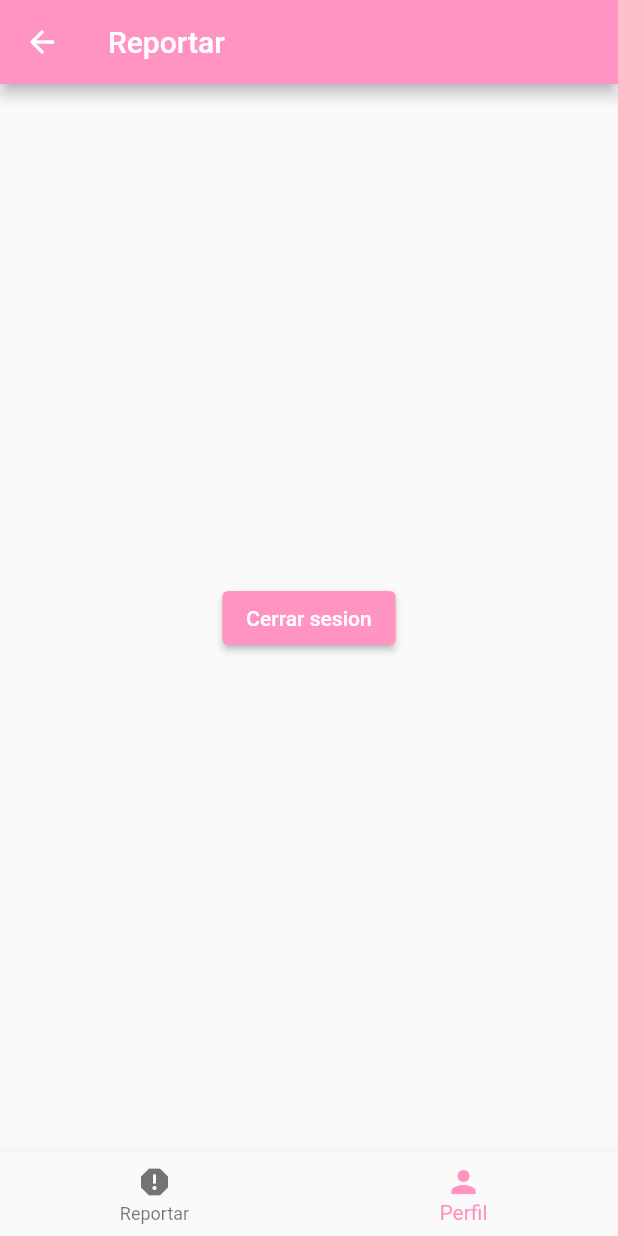
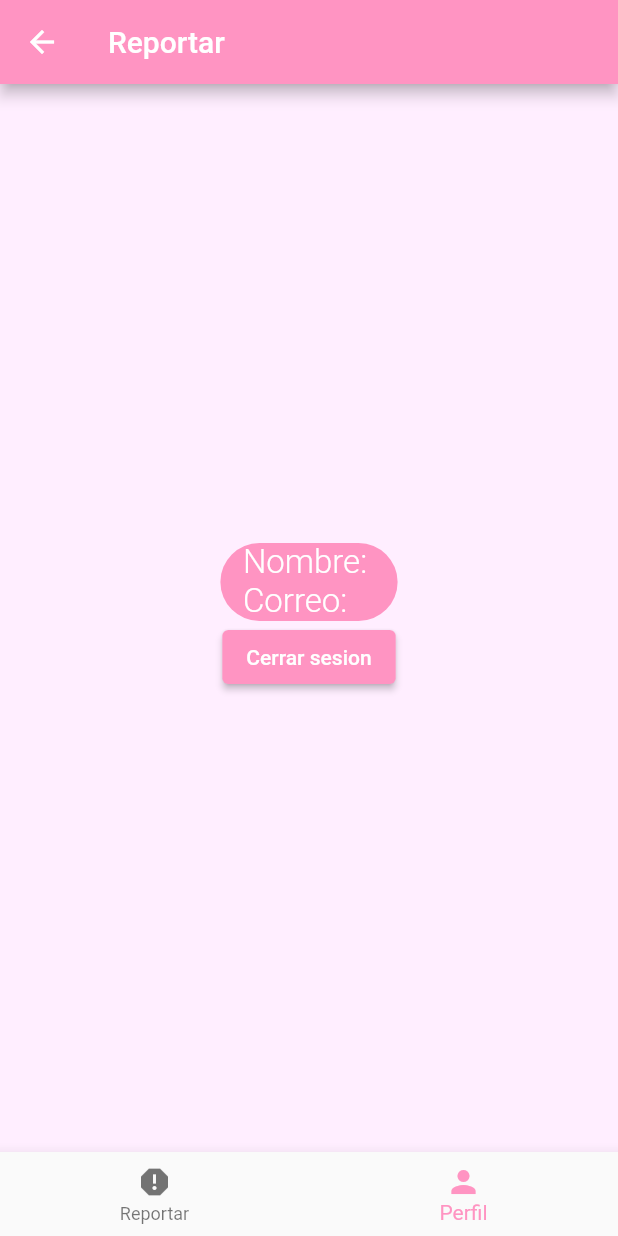
Before and after one commit to david0ql/pqr-dondejames, a Flutter app: the HomeScreen screen opened by its route, item 2 of the bottom bar chosen, on a phone screen of 412 x 824 dp. Run offline on Flutter 3.47's test engine with Material 2 defaults, Android fonts, the phone set to English and light mode, and no system bars; our stand-ins replace flutter_secure_storage, lottie; accounts and stored records are empty.

Commit message:
cards & storage

```diff
--- a/lib/src/routes/routes.dart
+++ b/lib/src/routes/routes.dart
@@ -6,6 +6,7 @@ class MyRoutes {
     'splash': (p0) => const SplashScreen(),
     'home': (p0) => const HomeScreen(),
     'login': (p0) => const LoginScreen(),
-    'register': (p0) => const RegisterScreen()
+    'register': (p0) => const RegisterScreen(),
+    'reportes': (p0) => const ReportesScreen()
   };
 }
--- a/lib/src/screens/core/profile_tab.dart
+++ b/lib/src/screens/core/profile_tab.dart
@@ -1,22 +1,80 @@
 // ignore_for_file: use_build_context_synchronously
 
 import 'package:flutter/material.dart';
+import 'package:pqr_sistema/src/theme/theme.dart';
 
 import '../../secure/secure_storage.dart';
 
-class ProfileTab extends StatelessWidget {
+class ProfileTab extends StatefulWidget {
   const ProfileTab({super.key});
 
   @override
+  State<ProfileTab> createState() => _ProfileTabState();
+}
+
+class _ProfileTabState extends State<ProfileTab> {
+  late String _nombre = "";
+  late String _correo = "";
+  @override
   Widget build(BuildContext context) {
     return Center(
-      child: ElevatedButton(
-        child: const Text("Cerrar sesion"),
-        onPressed: () async {
-          await SecureStorage.delete("correo");
-          Navigator.pushReplacementNamed(context, 'login');
-        },
+      child: Column(
+        mainAxisAlignment: MainAxisAlignment.center,
+        children: [
+          FutureBuilder(
+            future: obtenerDatos(),
+            builder: (BuildContext context, AsyncSnapshot snapshot) {
+              return FittedBox(
+                child: Container(
+                  decoration: BoxDecoration(
+                      color: MyTheme.primaryColor,
+                      borderRadius: BorderRadius.circular(100)),
+                  child: Container(
+                    margin: const EdgeInsets.symmetric(horizontal: 15),
+                    child: Column(
+                      crossAxisAlignment: CrossAxisAlignment.start,
+                      children: [
+                        Text(
+                          "Nombre: $_nombre",
+                          style: const TextStyle(
+                            fontSize: 22,
+                            fontWeight: FontWeight.w300,
+                            color: Colors.white,
+                          ),
+                        ),
+                        Text(
+                          "Correo: $_correo",
+                          style: const TextStyle(
+                            fontSize: 22,
+                            fontWeight: FontWeight.w300,
+                            color: Colors.white,
+                          ),
+                        ),
+                      ],
+                    ),
+                  ),
+                ),
+              );
+            },
+          ),
+          ElevatedButton(
+            child: const Text("Cerrar sesion"),
+            onPressed: () async {
+              await SecureStorage.delete("correo");
+              await SecureStorage.delete("nombre");
+              Navigator.pushReplacementNamed(context, 'login');
+            },
+          ),
+        ],
       ),
     );
   }
+
+  Future<int> obtenerDatos() async {
+    final nombre = await SecureStorage.read("nombre");
+    final correo = await SecureStorage.read("correo");
+    _nombre = nombre;
+    _correo = correo;
+    return 1;
+  }
 }
--- a/lib/src/screens/home_screen.dart
+++ b/lib/src/screens/home_screen.dart
@@ -1,6 +1,7 @@
 import 'package:flutter/material.dart';
 import 'package:pqr_sistema/src/screens/core/core.dart';
 import 'package:pqr_sistema/src/services/bottom_service.dart';
+import 'package:pqr_sistema/src/theme/theme.dart';
 import 'package:pqr_sistema/src/widgets/widgets.dart';
 import 'package:provider/provider.dart';
 
@@ -10,7 +11,13 @@ class HomeScreen extends StatelessWidget {
   @override
   Widget build(BuildContext context) {
     return Scaffold(
-      appBar: AppBar(title: const Text("Reportar")),
+      backgroundColor: MyTheme.backgroundColor,
+      appBar: AppBar(
+          title: InkWell(
+              onTap: () {
+                Navigator.pushNamed(context, 'reportes');
+              },
+              child: const Text("Reportar"))),
       body: const HomeSwitch(),
       bottomNavigationBar: const CustomBottomBar(),
     );
--- a/lib/src/screens/login_screen.dart
+++ b/lib/src/screens/login_screen.dart
@@ -52,10 +52,11 @@ class _LoginScreenState extends State<LoginScreen> {
                     final httpResponse = await http.get(Uri.parse(
                         "http://127.0.0.1:3000/alumno?correo=${textEditingControllerEmail.text}&clave=${textEditingControllerPwd.text}"));
                     final jsonData = jsonDecode(httpResponse.body);
-
                     if (jsonData.length > 0) {
                       await SecureStorage.write(
                           'correo', jsonData[0]["correo"]);
+                      await SecureStorage.write(
+                          'nombre', jsonData[0]["nombre"]);
                       Navigator.pushReplacementNamed(context, 'home');
                     } else {
                       print("no tiene cuenta");
--- a/lib/src/screens/screens.dart
+++ b/lib/src/screens/screens.dart
@@ -1,3 +1,4 @@
+export 'package:pqr_sistema/src/screens/reportes_screen.dart';
 export 'package:pqr_sistema/src/screens/register_screen.dart';
 export 'package:pqr_sistema/src/screens/home_screen.dart';
 export 'package:pqr_sistema/src/screens/login_screen.dart';
--- a/lib/src/widgets/widgets.dart
+++ b/lib/src/widgets/widgets.dart
@@ -1,3 +1,4 @@
+export 'package:pqr_sistema/src/widgets/custom_card_reportes.dart';
 export 'package:pqr_sistema/src/widgets/custom_bottomnavigation.dart';
 export 'package:pqr_sistema/src/widgets/custom_elevatedbutton.dart';
 export 'package:pqr_sistema/src/widgets/custom_textformfield.dart';
```
Also changed, not shown: lib/src/models/reportes_response.dart (added, +28 -0 lines), lib/src/screens/reportes_screen.dart (added, +58 -0 lines), lib/src/widgets/custom_card_reportes.dart (added, +28 -0 lines).
